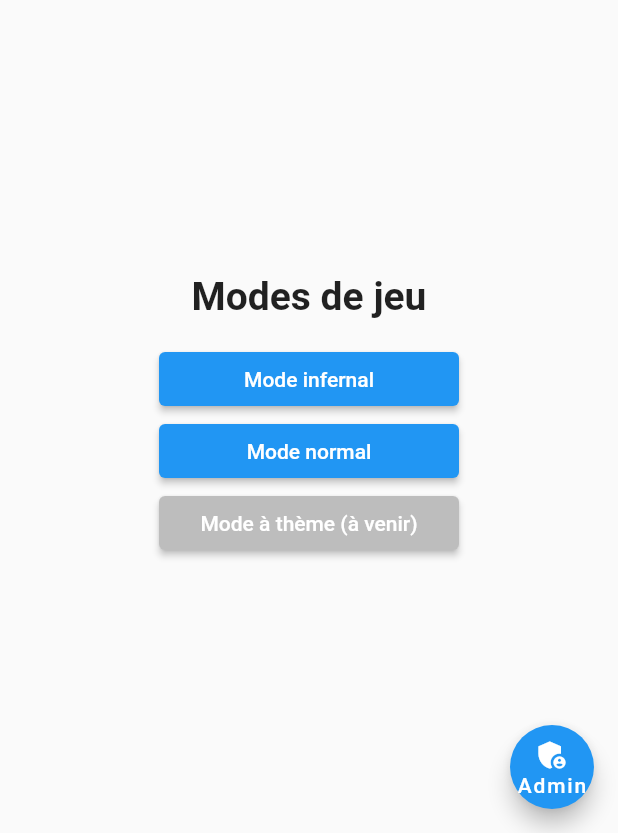
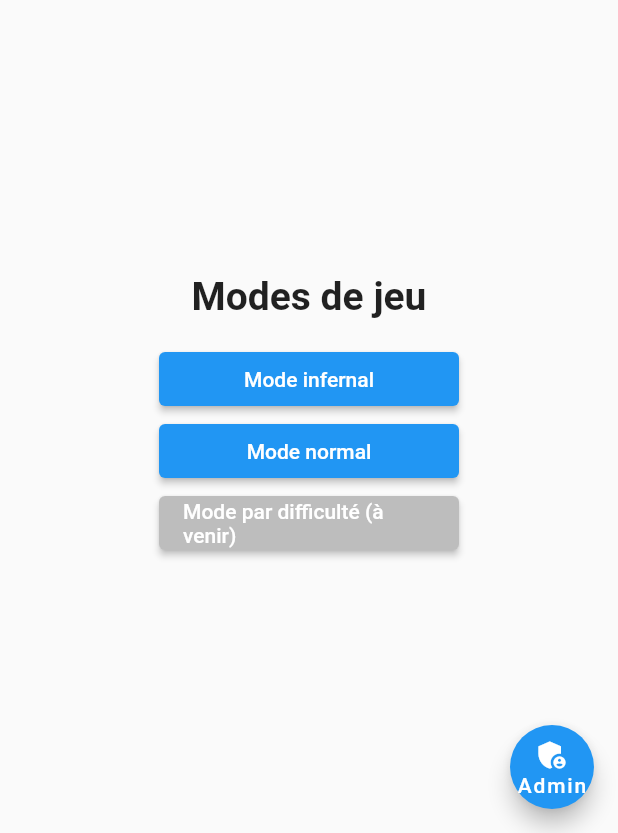
Before and after one commit to kevindjeradi/HiddenWords, a Flutter app: the screen it shows after launch, on a phone screen of 412 x 824 dp, the part 403-1236 px from its top. Run offline on Flutter 3.47's test engine with Material 2 defaults, Android fonts, the phone set to English and light mode, and no system bars; our stand-ins replace flutter_dotenv, flutter_secure_storage, logger, shared_preferences; missing offline and left inert: text_analysis.

Commit message:
updated landing page

```diff
--- a/hidden_words_front/lib/views/landing_page.dart
+++ b/hidden_words_front/lib/views/landing_page.dart
@@ -71,7 +71,7 @@ class _LandingPageState extends State<LandingPage> {
                             backgroundColor:
                                 MaterialStateProperty.all(Colors.grey[400])),
                         onPressed: () {},
-                        child: const Text('Mode à thème (à venir)'),
+                        child: const Text('Mode par difficulté (à venir)'),
                       ),
                     ),
                   ],
```
